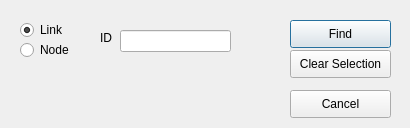
This is branches/multiclass/gui/ui/find.ui in OdedCats/mezzo as Qt 5 draws it before an edit. The edited form follows.
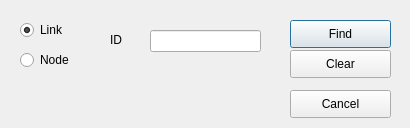
This is the edited form.

The edit to the form file:
```diff
--- a/branches/multiclass/gui/ui/find.ui
+++ b/branches/multiclass/gui/ui/find.ui
@@ -16,7 +16,7 @@
   <widget class="QLineEdit" name="findId">
    <property name="geometry">
     <rect>
-     <x>120</x>
+     <x>150</x>
      <y>30</y>
      <width>111</width>
      <height>22</height>
@@ -49,7 +49,7 @@
    <property name="geometry">
     <rect>
      <x>20</x>
-     <y>40</y>
+     <y>50</y>
      <width>95</width>
      <height>20</height>
     </rect>
@@ -61,10 +61,10 @@
   <widget class="QLabel" name="label">
    <property name="geometry">
     <rect>
-     <x>100</x>
+     <x>110</x>
      <y>30</y>
-     <width>21</width>
-     <height>16</height>
+     <width>31</width>
+     <height>20</height>
     </rect>
    </property>
    <property name="text">
@@ -125,7 +125,7 @@
     </rect>
    </property>
    <property name="text">
-    <string>Clear Selection</string>
+    <string>Clear</string>
    </property>
   </widget>
  </widget>
```
